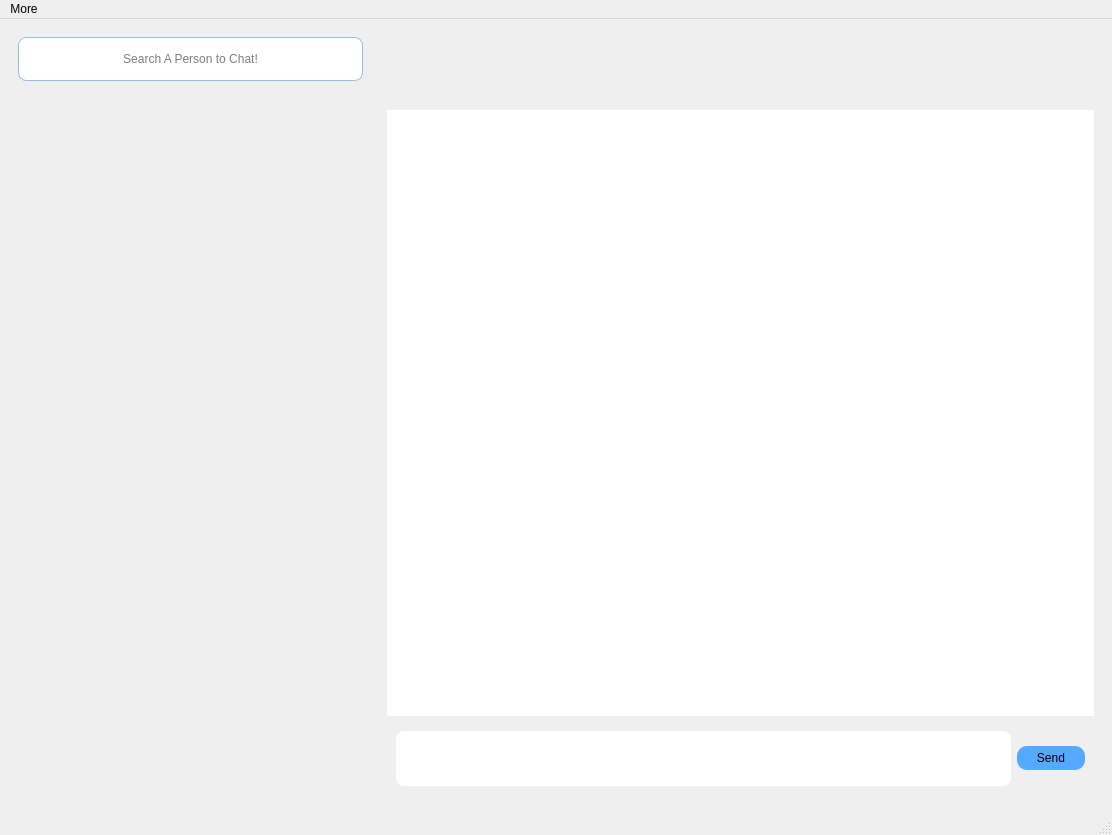
Above: ui/chatting_window.ui from SakibSibly/Bit-Talker before the change. Below: the same form after it.
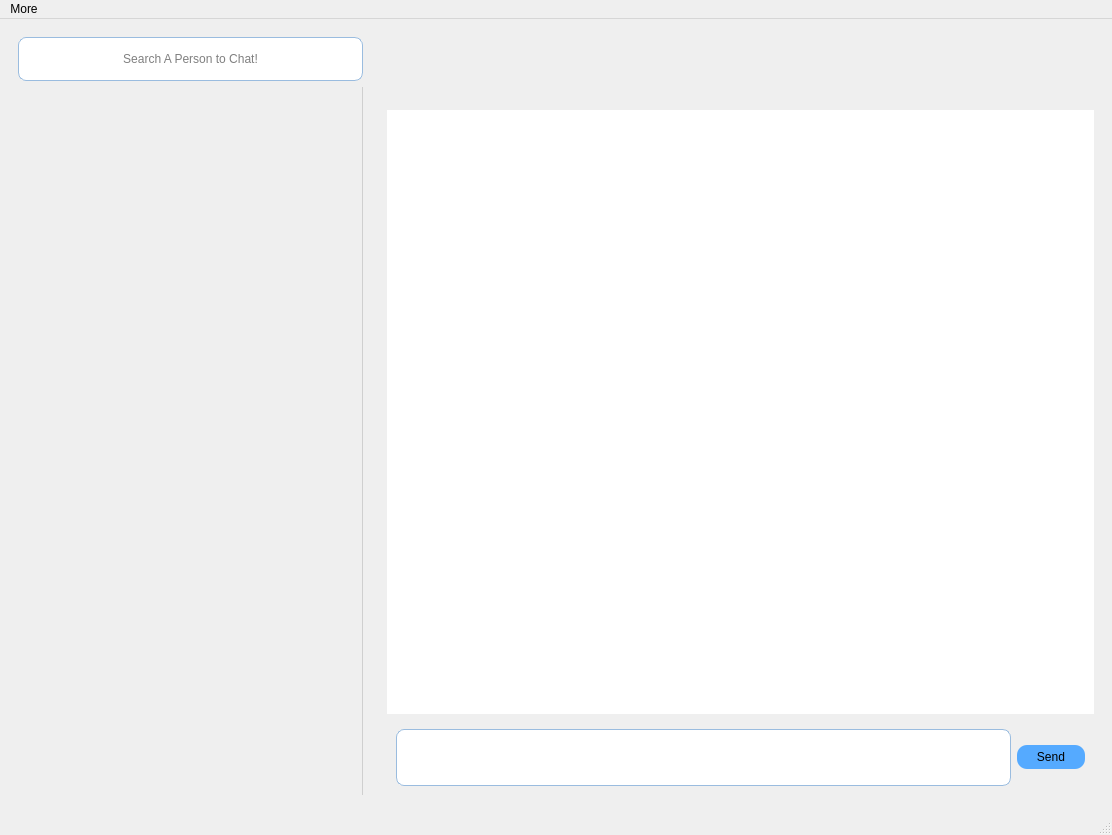
That is the form after the change.

```diff
--- a/ui/chatting_window.ui
+++ b/ui/chatting_window.ui
@@ -38,7 +38,7 @@
 
 #user_list{
 border: none;
-/*border-right : 1px solid rgb(207, 207, 207);*/
+border-right : 1px solid rgb(207, 207, 207);
 }
 
 #user_list QFrame, name_frame{
@@ -78,6 +78,7 @@
 font: 12pt &quot;Times New Roman&quot;;
 border-radius : 8px;
 height : 55%;
+border : 1px solid rgb(154, 188, 223);
 }
 
 #send_button{
```
Left out of the diff: 2 changed lines with no effect on the pictures.
